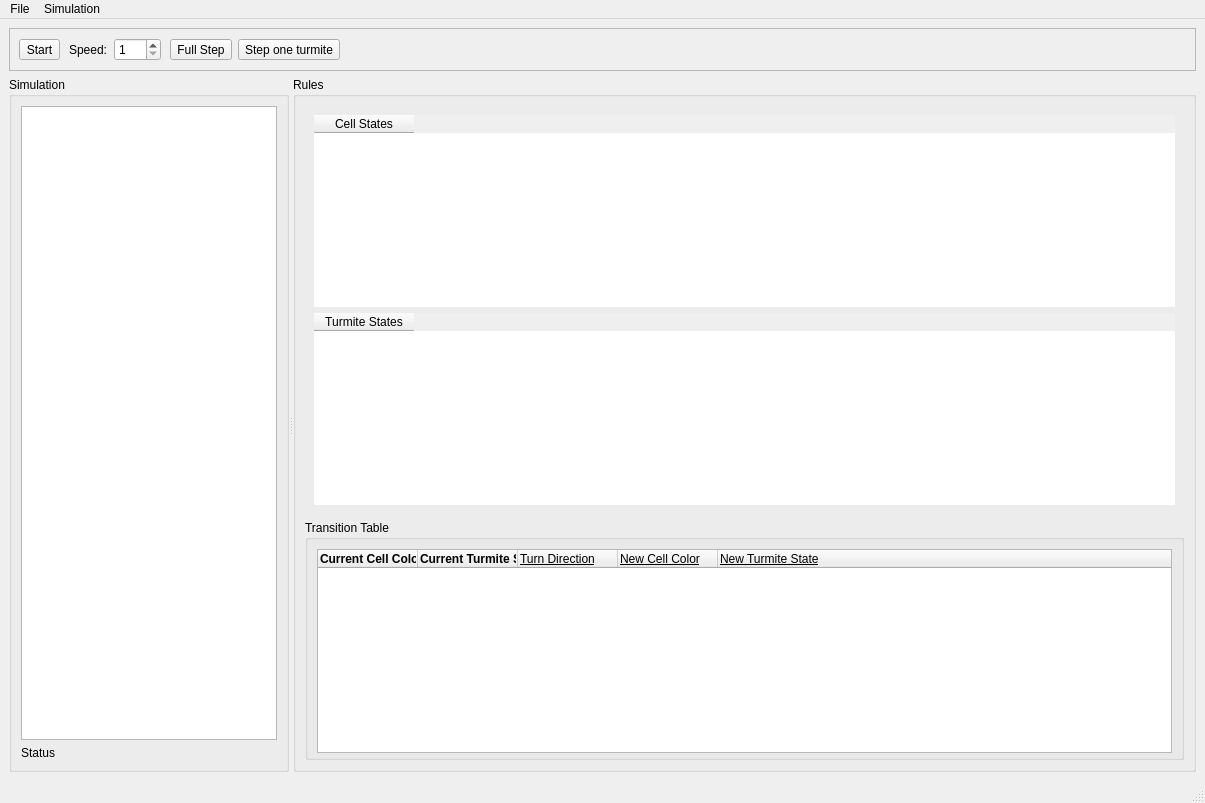
Belissimo-T/final-project-10, file main_window.ui: the form before one commit.
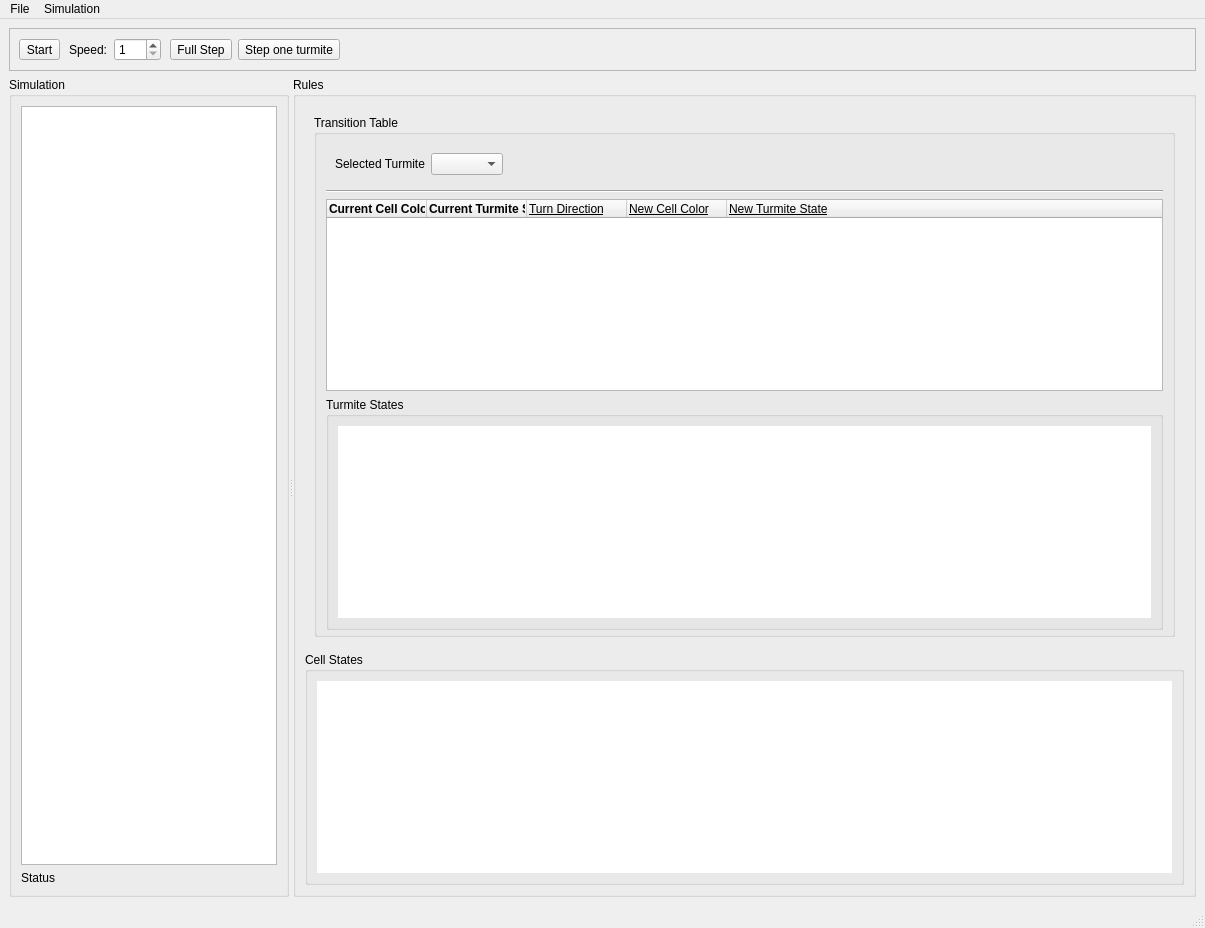
The form after the commit.

```diff
--- a/main_window.ui
+++ b/main_window.ui
@@ -7,7 +7,7 @@
     <x>0</x>
     <y>0</y>
     <width>1205</width>
-    <height>803</height>
+    <height>807</height>
    </rect>
   </property>
   <property name="sizePolicy">
@@ -182,100 +182,23 @@
        <property name="title">
         <string>Rules</string>
        </property>
+       <property name="checkable">
+        <bool>false</bool>
+       </property>
        <layout class="QVBoxLayout" name="verticalLayout_3">
         <item>
-         <widget class="QFrame" name="statesFrame">
-          <property name="enabled">
-           <bool>true</bool>
-          </property>
-          <property name="sizePolicy">
-           <sizepolicy hsizetype="Preferred" vsizetype="Fixed">
-            <horstretch>0</horstretch>
-            <verstretch>0</verstretch>
-           </sizepolicy>
-          </property>
-          <layout class="QVBoxLayout" name="verticalLayout_2">
-           <item>
-            <widget class="QTableWidget" name="cellStatesTableWidget">
-             <property name="sizePolicy">
-              <sizepolicy hsizetype="Preferred" vsizetype="Maximum">
-               <horstretch>0</horstretch>
-               <verstretch>0</verstretch>
-              </sizepolicy>
-             </property>
-             <property name="styleSheet">
-              <string notr="true">QTableWidget::item { padding: 0px }</string>
-             </property>
+         <widget class="QFrame" name="turmiteSpecificFrame">
              <property name="frameShape">
               <enum>QFrame::NoFrame</enum>
              </property>
-             <property name="showGrid">
-              <bool>false</bool>
-             </property>
-             <property name="rowCount">
-              <number>1</number>
-             </property>
-             <property name="columnCount">
-              <number>1</number>
-             </property>
-             <attribute name="horizontalHeaderVisible">
-              <bool>true</bool>
-             </attribute>
-             <attribute name="verticalHeaderVisible">
-              <bool>false</bool>
-             </attribute>
-             <row/>
-             <column>
-              <property name="text">
-               <string>Cell States</string>
-              </property>
-             </column>
-            </widget>
-           </item>
-           <item>
-            <widget class="QTableWidget" name="turmiteStatesTableWidget">
-             <property name="sizePolicy">
-              <sizepolicy hsizetype="Preferred" vsizetype="Maximum">
-               <horstretch>0</horstretch>
-               <verstretch>0</verstretch>
-              </sizepolicy>
-             </property>
-             <property name="styleSheet">
-              <string notr="true">QTableWidget::item { padding: 0px }</string>
-             </property>
-             <property name="frameShape">
-              <enum>QFrame::NoFrame</enum>
-             </property>
-             <property name="showGrid">
-              <bool>false</bool>
-             </property>
-             <property name="rowCount">
-              <number>1</number>
-             </property>
-             <property name="columnCount">
-              <number>1</number>
-             </property>
-             <attribute name="horizontalHeaderVisible">
-              <bool>true</bool>
-             </attribute>
-             <attribute name="verticalHeaderVisible">
-              <bool>false</bool>
-             </attribute>
-             <row/>
-             <column>
-              <property name="text">
-               <string>Turmite States</string>
-              </property>
-             </column>
-            </widget>
-           </item>
-          </layout>
-         </widget>
-        </item>
+          <property name="frameShadow">
+           <enum>QFrame::Raised</enum>
+          </property>
+          <layout class="QHBoxLayout" name="horizontalLayout_3">
         <item>
          <widget class="QGroupBox" name="transitionTableGroupBox">
           <property name="sizePolicy">
-           <sizepolicy hsizetype="Preferred" vsizetype="MinimumExpanding">
+              <sizepolicy hsizetype="Expanding" vsizetype="MinimumExpanding">
             <horstretch>0</horstretch>
             <verstretch>0</verstretch>
            </sizepolicy>
@@ -284,7 +207,7 @@
            <string>Transition Table</string>
           </property>
           <property name="flat">
-           <bool>true</bool>
+              <bool>false</bool>
           </property>
           <property name="checkable">
            <bool>false</bool>
@@ -292,12 +215,60 @@
           <property name="checked">
            <bool>false</bool>
           </property>
-          <layout class="QGridLayout" name="gridLayout_3">
+             <layout class="QVBoxLayout" name="verticalLayout_5">
            <property name="bottomMargin">
             <number>4</number>
            </property>
-           <item row="0" column="0">
+              <item>
+               <widget class="QFrame" name="frame_2">
+                <property name="frameShape">
+                 <enum>QFrame::NoFrame</enum>
+                </property>
+                <property name="frameShadow">
+                 <enum>QFrame::Raised</enum>
+                </property>
+                <layout class="QHBoxLayout" name="horizontalLayout_4">
+                 <item>
+                  <widget class="QLabel" name="label_2">
+                   <property name="text">
+                    <string>Selected Turmite</string>
+                   </property>
+                  </widget>
+                 </item>
+                 <item>
+                  <widget class="QComboBox" name="selectedTurmiteComboBox"/>
+                 </item>
+                 <item>
+                  <spacer name="horizontalSpacer_2">
+                   <property name="orientation">
+                    <enum>Qt::Horizontal</enum>
+                   </property>
+                   <property name="sizeHint" stdset="0">
+                    <size>
+                     <width>40</width>
+                     <height>20</height>
+                    </size>
+                   </property>
+                  </spacer>
+                 </item>
+                </layout>
+               </widget>
+              </item>
+              <item>
+               <widget class="Line" name="line">
+                <property name="orientation">
+                 <enum>Qt::Horizontal</enum>
+                </property>
+               </widget>
+              </item>
+              <item>
             <widget class="QTableWidget" name="transitionTableTableWidget">
+                <property name="styleSheet">
+                 <string notr="true">QTableWidget::item { padding: 0px }</string>
+                </property>
+                <property name="selectionMode">
+                 <enum>QAbstractItemView::NoSelection</enum>
+                </property>
              <property name="rowCount">
               <number>0</number>
              </property>
@@ -386,6 +357,118 @@
                <set>AlignLeading|AlignVCenter</set>
               </property>
              </column>
+               </widget>
+              </item>
+              <item>
+               <widget class="QGroupBox" name="turmiteStatesGroupBox">
+                <property name="sizePolicy">
+                 <sizepolicy hsizetype="Preferred" vsizetype="Fixed">
+                  <horstretch>0</horstretch>
+                  <verstretch>0</verstretch>
+                 </sizepolicy>
+                </property>
+                <property name="title">
+                 <string>Turmite States</string>
+                </property>
+                <property name="flat">
+                 <bool>true</bool>
+                </property>
+                <layout class="QVBoxLayout" name="verticalLayout_4">
+                 <item>
+                  <widget class="QTableWidget" name="turmiteStatesTableWidget">
+                   <property name="sizePolicy">
+                    <sizepolicy hsizetype="Expanding" vsizetype="Maximum">
+                     <horstretch>0</horstretch>
+                     <verstretch>0</verstretch>
+                    </sizepolicy>
+                   </property>
+                   <property name="styleSheet">
+                    <string notr="true">QTableWidget::item { padding: 0px }</string>
+                   </property>
+                   <property name="frameShape">
+                    <enum>QFrame::NoFrame</enum>
+                   </property>
+                   <property name="selectionMode">
+                    <enum>QAbstractItemView::NoSelection</enum>
+                   </property>
+                   <property name="showGrid">
+                    <bool>false</bool>
+                   </property>
+                   <property name="rowCount">
+                    <number>1</number>
+                   </property>
+                   <property name="columnCount">
+                    <number>0</number>
+                   </property>
+                   <attribute name="horizontalHeaderVisible">
+                    <bool>false</bool>
+                   </attribute>
+                   <attribute name="verticalHeaderVisible">
+                    <bool>false</bool>
+                   </attribute>
+                   <row/>
+                  </widget>
+                 </item>
+                </layout>
+               </widget>
+              </item>
+             </layout>
+            </widget>
+           </item>
+          </layout>
+         </widget>
+        </item>
+        <item>
+         <widget class="QGroupBox" name="cellStatesGroupBox">
+          <property name="enabled">
+           <bool>true</bool>
+          </property>
+          <property name="sizePolicy">
+           <sizepolicy hsizetype="Preferred" vsizetype="Fixed">
+            <horstretch>0</horstretch>
+            <verstretch>0</verstretch>
+           </sizepolicy>
+          </property>
+          <property name="title">
+           <string>Cell States</string>
+          </property>
+          <property name="flat">
+           <bool>true</bool>
+          </property>
+          <layout class="QVBoxLayout" name="verticalLayout_2">
+           <item>
+            <widget class="QTableWidget" name="cellStatesTableWidget">
+             <property name="sizePolicy">
+              <sizepolicy hsizetype="Preferred" vsizetype="Maximum">
+               <horstretch>0</horstretch>
+               <verstretch>0</verstretch>
+              </sizepolicy>
+             </property>
+             <property name="styleSheet">
+              <string notr="true">QTableWidget::item { padding: 0px }</string>
+             </property>
+             <property name="frameShape">
+              <enum>QFrame::NoFrame</enum>
+             </property>
+             <property name="selectionMode">
+              <enum>QAbstractItemView::NoSelection</enum>
+             </property>
+             <property name="showGrid">
+              <bool>false</bool>
+             </property>
+             <property name="rowCount">
+              <number>1</number>
+             </property>
+             <property name="columnCount">
+              <number>0</number>
+             </property>
+             <attribute name="horizontalHeaderVisible">
+              <bool>false</bool>
+             </attribute>
+             <attribute name="verticalHeaderVisible">
+              <bool>false</bool>
+             </attribute>
+             <row/>
             </widget>
            </item>
           </layout>
```
Lines whose indentation alone changed are shown as unchanged.
